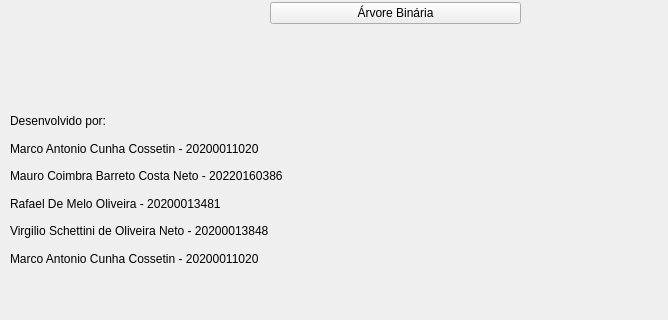
Old version of the form forms/mainwindow.ui in the repository Marrquito/ProjetoFinalED; both pictures show x 0 to 668 and y 310 to 630 of the 800 by 630 pixel window.
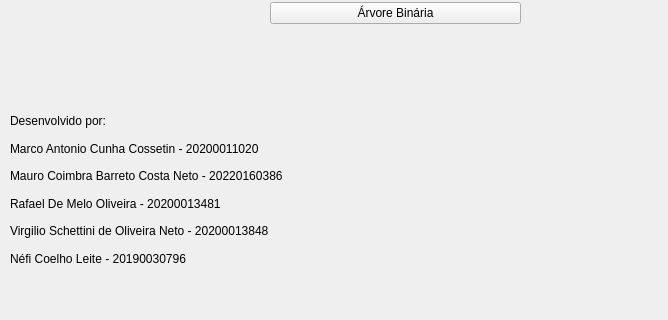
New version of the form. Icons and pictures are not drawn.

```diff
--- a/forms/mainwindow.ui
+++ b/forms/mainwindow.ui
@@ -145,7 +145,7 @@
        <item>
         <widget class="QLabel" name="label_6">
          <property name="text">
-          <string>Marco Antonio Cunha Cossetin - 20200011020</string>
+          <string>Néfi Coelho Leite - 20190030796</string>
          </property>
         </widget>
        </item>
```
Left out of the diff: 2 changed lines with no effect on the pictures.
